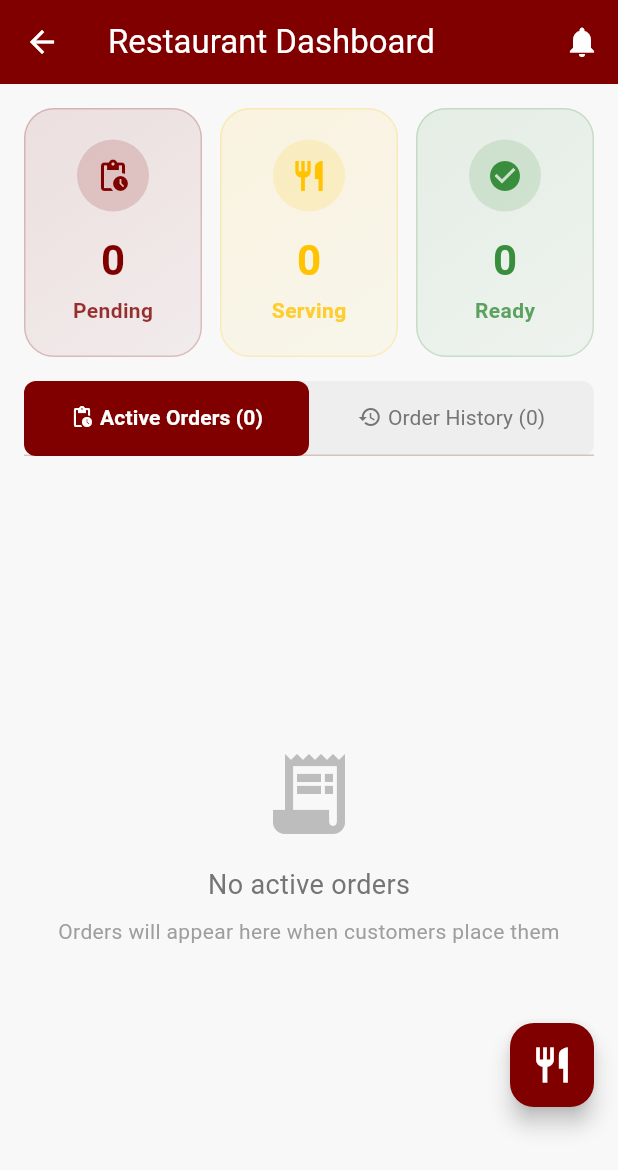
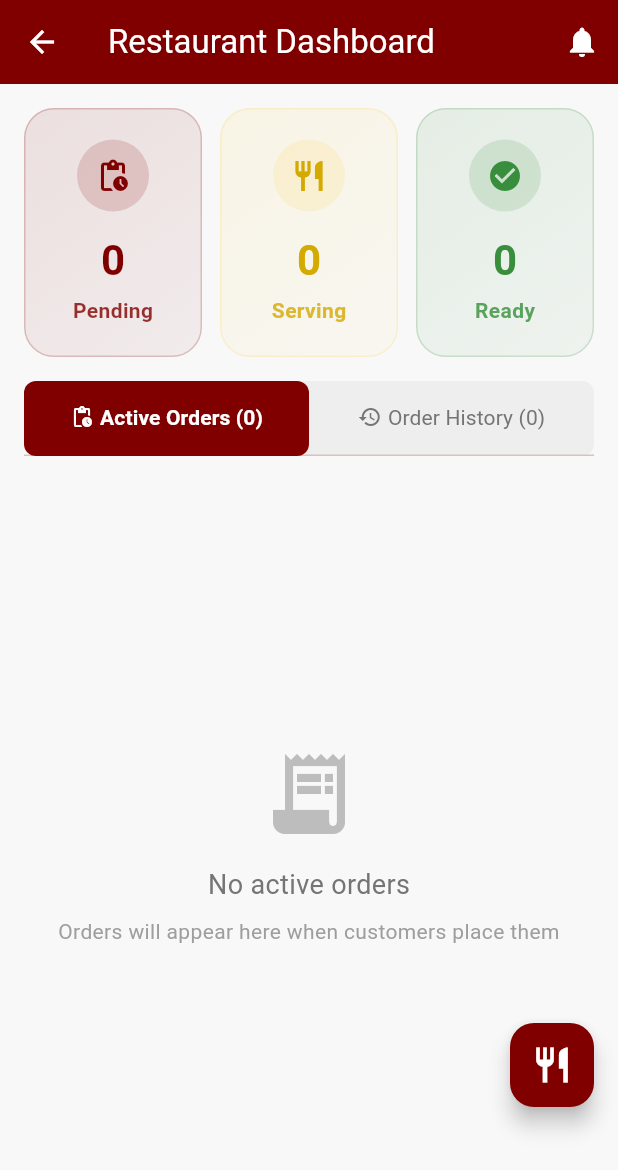
Before and after one commit to smartinbooox/food_app, a Flutter app: the RestaurantDashboardScreen screen opened directly, on a phone screen of 412 x 824 dp. Shown: the top 1170 px of the screen. Run offline on Flutter 3.47's test engine with Material 3 defaults, Android fonts, the phone set to English and light mode, and no system bars; our stand-ins replace fl_chart, image_picker, supabase_flutter; accounts and stored records are empty.

Commit message:
style(restaurant): soften Serving status tile colors for improved readability

```diff
--- a/lib/screens/restaurant/restaurant_dashboard_screen.dart
+++ b/lib/screens/restaurant/restaurant_dashboard_screen.dart
@@ -445,13 +445,13 @@ class _RestaurantDashboardScreenState extends State<RestaurantDashboardScreen> w
                           begin: Alignment.topLeft,
                           end: Alignment.bottomRight,
                           colors: [
-                            AppConstants.secondaryColor.withOpacity(0.1),
-                            AppConstants.secondaryColor.withOpacity(0.05),
+                            AppConstants.secondaryColor.withOpacity(0.08),
+                            AppConstants.secondaryColor.withOpacity(0.03),
                           ],
                         ),
                         borderRadius: BorderRadius.circular(20),
                         border: Border.all(
-                          color: AppConstants.secondaryColor.withOpacity(0.2),
+                          color: AppConstants.secondaryColor.withOpacity(0.15),
                           width: 1,
                         ),
                       ),
@@ -462,22 +462,22 @@ class _RestaurantDashboardScreenState extends State<RestaurantDashboardScreen> w
                             Container(
                               padding: const EdgeInsets.all(12),
                               decoration: BoxDecoration(
-                                color: AppConstants.secondaryColor.withOpacity(0.15),
+                                color: AppConstants.secondaryColor.withOpacity(0.10),
                                 shape: BoxShape.circle,
                               ),
                               child: Icon(
                                 Icons.restaurant,
                                 size: 24,
-                                color: AppConstants.secondaryColor,
+                                color: Color(0xFFD4A900),
                               ),
                             ),
                             const SizedBox(height: 12),
                             Text(
                               orders.where((o) => o['status'] == 'preparing').length.toString(),
-                              style: TextStyle(
+                              style: const TextStyle(
                                 fontSize: 28,
                                 fontWeight: FontWeight.bold,
-                                color: AppConstants.secondaryColor,
+                                color: Color(0xFFD4A900),
                               ),
                             ),
                             const SizedBox(height: 4),
@@ -486,7 +486,7 @@ class _RestaurantDashboardScreenState extends State<RestaurantDashboardScreen> w
                               style: TextStyle(
                                 fontSize: 14,
                                 fontWeight: FontWeight.w600,
-                                color: AppConstants.secondaryColor.withOpacity(0.8),
+                                color: const Color(0xFFD4A900).withOpacity(0.8),
                               ),
                             ),
                           ],
```
